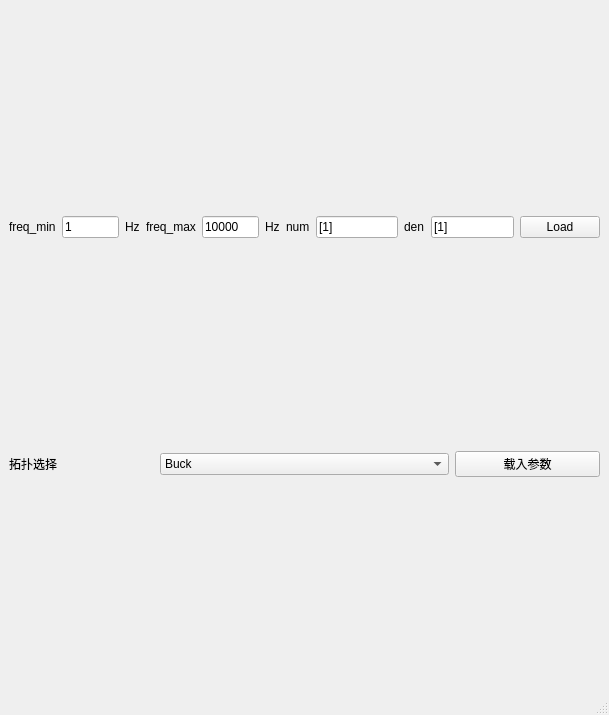
Old version of the form main.ui in the repository QY7/Pybode.
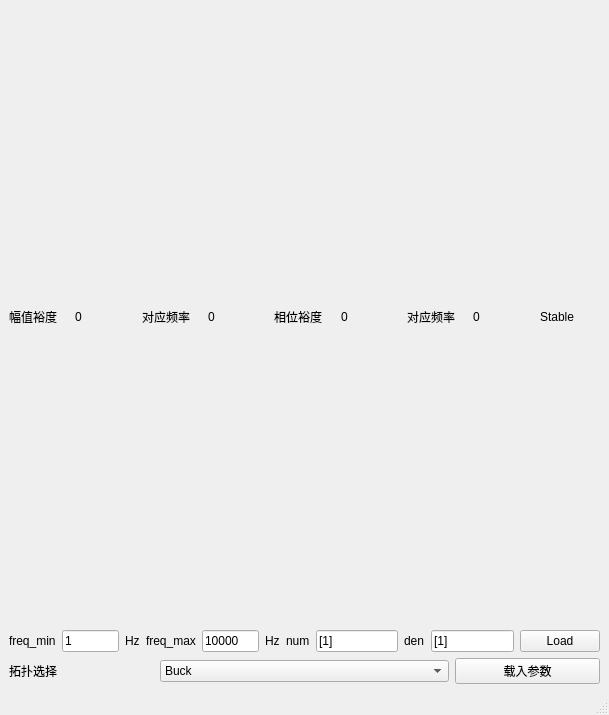
New version of the form.

The edit to the form file:
```diff
--- a/main.ui
+++ b/main.ui
@@ -20,7 +20,7 @@
   </property>
   <widget class="QWidget" name="centralwidget">
    <layout class="QGridLayout" name="gridLayout">
-    <item row="1" column="0">
+    <item row="2" column="0">
      <layout class="QHBoxLayout" name="horizontalLayout">
       <item>
        <layout class="QHBoxLayout" name="horizontalLayout_2">
@@ -113,7 +113,7 @@
       </item>
      </layout>
     </item>
-    <item row="2" column="0">
+    <item row="3" column="0">
      <layout class="QHBoxLayout" name="horizontalLayout_7">
       <item>
        <widget class="QLabel" name="label_5">
@@ -194,6 +194,73 @@
       </item>
      </layout>
     </item>
+    <item row="1" column="0">
+     <layout class="QHBoxLayout" name="horizontalLayout_4">
+      <item>
+       <widget class="QLabel" name="label_11">
+        <property name="text">
+         <string>幅值裕度</string>
+        </property>
+       </widget>
+      </item>
+      <item>
+       <widget class="QLabel" name="mag_margin_label">
+        <property name="text">
+         <string>0</string>
+        </property>
+       </widget>
+      </item>
+      <item>
+       <widget class="QLabel" name="label_9">
+        <property name="text">
+         <string>对应频率</string>
+        </property>
+       </widget>
+      </item>
+      <item>
+       <widget class="QLabel" name="wcg_label">
+        <property name="text">
+         <string>0</string>
+        </property>
+       </widget>
+      </item>
+      <item>
+       <widget class="QLabel" name="label_10">
+        <property name="text">
+         <string>相位裕度</string>
+        </property>
+       </widget>
+      </item>
+      <item>
+       <widget class="QLabel" name="phase_margin_label">
+        <property name="text">
+         <string>0</string>
+        </property>
+       </widget>
+      </item>
+      <item>
+       <widget class="QLabel" name="label_12">
+        <property name="text">
+         <string>对应频率</string>
+        </property>
+       </widget>
+      </item>
+      <item>
+       <widget class="QLabel" name="wcp_label">
+        <property name="text">
+         <string>0</string>
+        </property>
+       </widget>
+      </item>
+      <item>
+       <widget class="QLabel" name="stable_label">
+        <property name="text">
+         <string>Stable</string>
+        </property>
+       </widget>
+      </item>
+     </layout>
+    </item>
    </layout>
   </widget>
   <widget class="QMenuBar" name="menubar">
```
Left out of the diff: 8 changed lines with no effect on the pictures.
